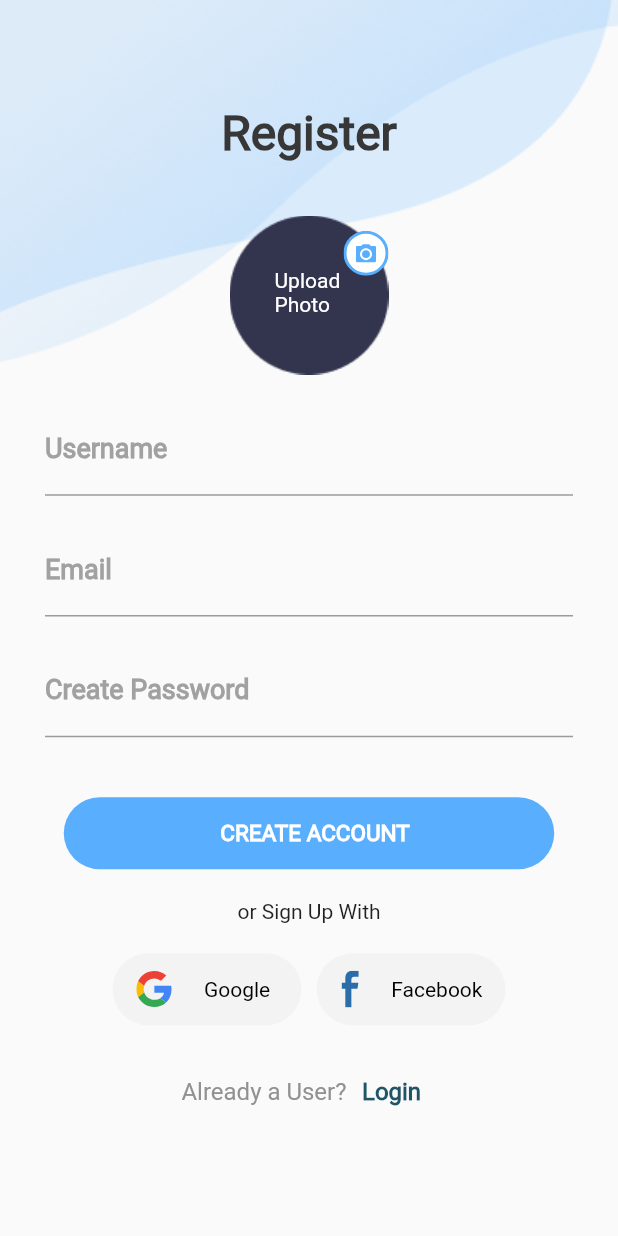
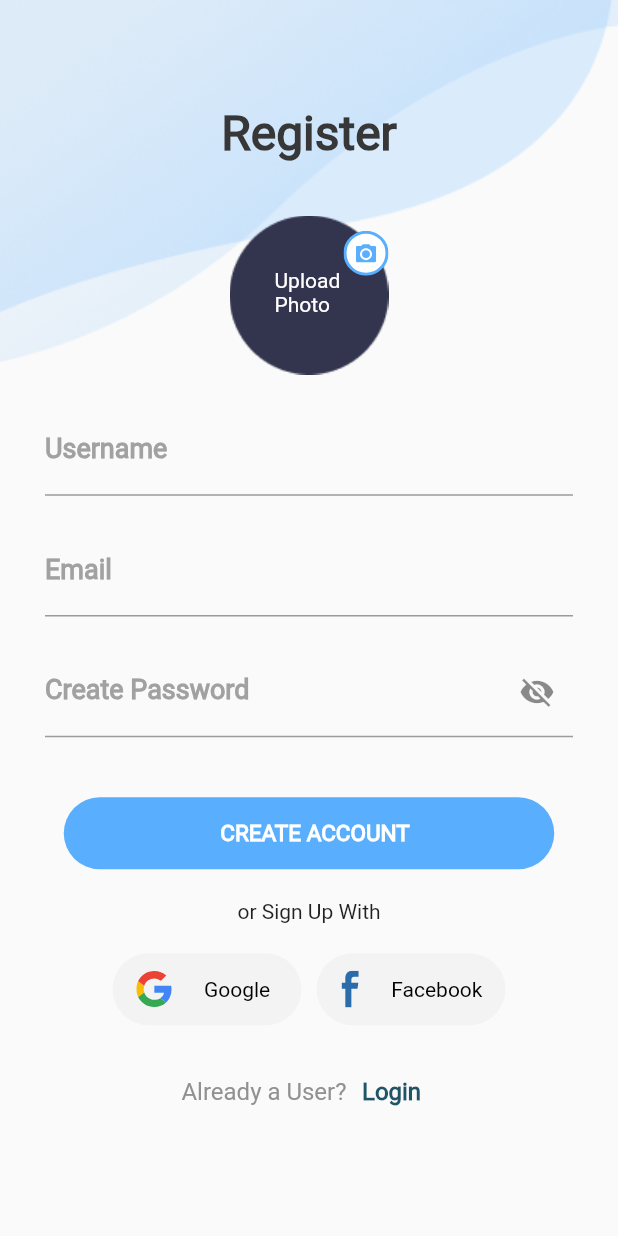
Before and after one commit to gautam232019/acadeque_student_app, a Flutter app: the screen it shows after launch, after a tap on "LOGIN", after a tap on "Sign Up Now", on a phone screen of 412 x 824 dp. Run offline on Flutter 3.47's test engine with Material 2 defaults, Android fonts, the phone set to English and light mode, and no system bars; drawn by our look-alikes of oktoast; our stand-ins replace dio, flutter_svg, get_storage; network calls fail; project files that could hold a hidden picture were left out.

Commit message:
password field visibility added

```diff
--- a/lib/modules/login/login_screen.dart
+++ b/lib/modules/login/login_screen.dart
@@ -67,6 +67,7 @@ class LoginScreen extends StatelessWidget {
                           height: 20,
                         ),
                         TextFormField(
+                          obscureText: state.hidePassword,
                           onChanged: state.onPasswordChange,
                           validator: (val) {
                             if (val == null || val.isEmpty) {
@@ -74,15 +75,21 @@ class LoginScreen extends StatelessWidget {
                             }
                             return null;
                           },
-                          decoration: const InputDecoration(
+                          decoration: InputDecoration(
+                            suffixIcon: InkWell(
+                              child: state.hidePassword
+                                  ? const Icon(Icons.visibility_off)
+                                  : const Icon(Icons.visibility),
+                              onTap: state.changeVisibility,
+                            ),
                             labelText: "Password",
                             hintText: '',
-                            hintStyle: TextStyle(
+                            hintStyle: const TextStyle(
                                 color: Colors.black,
                                 fontSize: 17.5,
                                 fontFamily: 'Roboto',
                                 fontWeight: FontWeight.bold),
-                            labelStyle: TextStyle(
+                            labelStyle: const TextStyle(
                                 color: Color(0xFFA1A1A1),
                                 fontFamily: 'Roboto',
                                 fontWeight: FontWeight.bold,
--- a/lib/modules/login/login_state.dart
+++ b/lib/modules/login/login_state.dart
@@ -8,6 +8,13 @@ import 'package:flutter/cupertino.dart';
 class LoginState extends BaseState {
   final GlobalKey<FormState> formKey = GlobalKey<FormState>();
   Dio dio = getHttp();
+
+  bool hidePassword = true;
+
+  changeVisibility() {
+    hidePassword = !hidePassword;
+    notifyListeners();
+  }
 
   String userName = "";
   String password = "";
--- a/lib/modules/register/register_screen.dart
+++ b/lib/modules/register/register_screen.dart
@@ -127,6 +127,7 @@ class RegisterScreen extends StatelessWidget {
                   padding:
                       const EdgeInsets.only(left: 30, right: 30, bottom: 20),
                   child: TextFormField(
+                      obscureText: state.hidePassword,
                       onChanged: state.onPasswordChange,
                       validator: (val) {
                         if (val == null || val.isEmpty) {
@@ -134,20 +135,26 @@ class RegisterScreen extends StatelessWidget {
                         }
                         return null;
                       },
-                      decoration: const InputDecoration(
+                      decoration: InputDecoration(
+                          suffixIcon: InkWell(
+                            child: state.hidePassword
+                                ? const Icon(Icons.visibility_off)
+                                : const Icon(Icons.visibility),
+                            onTap: state.changeVisibility,
+                          ),
                           labelText: "Create Password",
                           hintText: '',
-                          hintStyle: TextStyle(
+                          hintStyle: const TextStyle(
                               color: Colors.black,
                               fontSize: 10,
                               fontFamily: 'Roboto',
                               fontWeight: FontWeight.bold),
-                          labelStyle: TextStyle(
+                          labelStyle: const TextStyle(
                               color: Color(0xFFA1A1A1),
                               fontFamily: 'Roboto',
                               fontWeight: FontWeight.bold,
                               fontSize: 18),
-                          border: UnderlineInputBorder(
+                          border: const UnderlineInputBorder(
                               borderSide: BorderSide(color: Colors.black)))),
                 ),
                 const SizedBox(
--- a/lib/modules/register/register_state.dart
+++ b/lib/modules/register/register_state.dart
@@ -7,6 +7,13 @@ import 'package:flutter/cupertino.dart';
 class RegisterState extends BaseState {
   final GlobalKey<FormState> formKey = GlobalKey<FormState>();
   Dio dio = getHttp();
+
+  bool hidePassword = true;
+
+  changeVisibility() {
+    hidePassword = !hidePassword;
+    notifyListeners();
+  }
 
   String userName = "";
   String email = "";
```
